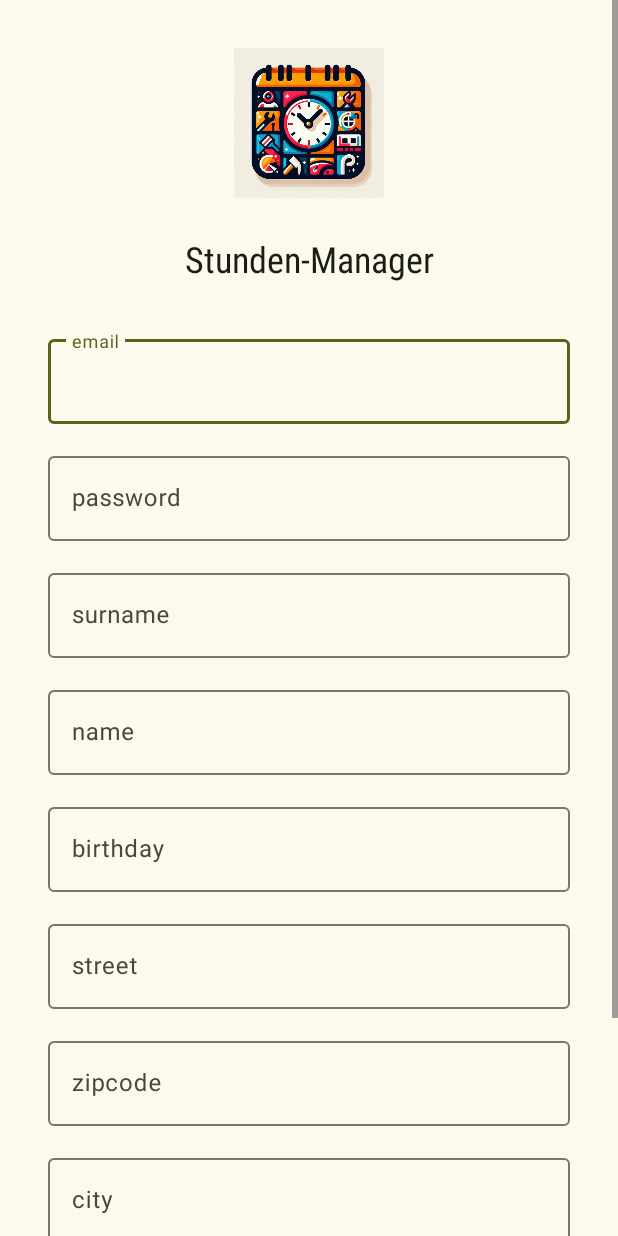
After one commit to speier-v/stundenManager, an Android app: the layout fragment_registration.xml on its own in the app's theme, with its tools: preview values and no code run, on a phone screen of 412 x 824 dp. The commit adds this screen. Run offline under Robolectric (Android 15) with nearby library versions, the phone set to English and light mode, and no system bars.

Commit message:
add registration modify strings

```diff
--- a/app/src/main/java/com/albsig/stundenmanager/ui/login/LoginFragment.java
+++ b/app/src/main/java/com/albsig/stundenmanager/ui/login/LoginFragment.java
@@ -20,6 +20,7 @@ import com.albsig.stundenmanager.ui.dashboard.DashboardFragment;
 import com.albsig.stundenmanager.databinding.FragmentLoginBinding;
 import com.google.android.gms.tasks.OnCompleteListener;
 import com.google.android.gms.tasks.Task;
+import com.google.firebase.Firebase;
 import com.google.firebase.auth.AuthResult;
 import com.google.firebase.auth.FirebaseAuth;
 import com.google.firebase.auth.FirebaseUser;
@@ -87,6 +88,8 @@ public class LoginFragment extends Fragment {
                         }
                     }
                 });
+
+
     }
 
     public interface LoginListener {
--- /dev/null
+++ b/app/src/main/java/com/albsig/stundenmanager/ui/registration/RegistrationFragment.java
@@ -0,0 +1,136 @@
+package com.albsig.stundenmanager.ui.registration;
+
+import android.os.Bundle;
+import android.view.LayoutInflater;
+import android.view.View;
+import android.view.ViewGroup;
+import android.widget.Toast;
+
+import androidx.annotation.NonNull;
+import androidx.annotation.Nullable;
+import androidx.fragment.app.Fragment;
+import androidx.fragment.app.FragmentTransaction;
+import androidx.lifecycle.ViewModelProvider;
+
+import com.example.globalgaming.R;
+import com.example.globalgaming.common.Constants;
+import com.example.globalgaming.common.helper.FormatHelpers;
+import com.example.globalgaming.databinding.FragmentRegistrationBinding;
+import com.example.globalgaming.ui.login.LoginFragment;
+import com.example.globalgaming.ui.login.UserViewModel;
+import com.example.globalgaming.ui.main.MainFragment;
+import com.google.android.material.button.MaterialButton;
+import com.google.android.material.textfield.TextInputEditText;
+import com.google.android.material.transition.platform.MaterialSharedAxis;
+
+import org.json.JSONException;
+import org.json.JSONObject;
+
+public class RegistrationFragment extends Fragment {
+
+
+   @Nullable private FragmentRegistrationBinding binding;
+   private FragmentTransaction fragmentTransaction;
+
+    @Override
+    public void onCreate(@Nullable Bundle savedInstanceState) {
+        super.onCreate(savedInstanceState);
+
+        MaterialSharedAxis forward = new MaterialSharedAxis(MaterialSharedAxis.Z, true);
+        setReenterTransition(forward);
+
+        MaterialSharedAxis backward = new MaterialSharedAxis(MaterialSharedAxis.Z, false);
+        setReenterTransition(backward);
+        initSharedViewModel();
+    }
+
+    private void initSharedViewModel() {
+        userViewModel = new ViewModelProvider(requireActivity()).get(UserViewModel.class);
+    }
+
+
+    @Nullable
+    @Override
+    public View onCreateView(@NonNull LayoutInflater inflater, @Nullable ViewGroup container, @Nullable Bundle savedInstanceState) {
+        binding = FragmentRegistrationBinding.inflate(inflater, container, false );
+        return binding.getRoot();
+    }
+
+    @Override
+    public void onDestroyView() {
+        super.onDestroyView();
+        binding = null;
+    }
+
+    @Override
+    public void onViewCreated(@NonNull View view, @Nullable Bundle savedInstanceState) {
+        super.onViewCreated(view, savedInstanceState);
+        initBtnRegistration();
+        initBtnGoToLogin();
+        setSharedObserver();
+
+    }
+
+    private void initBtnRegistration() {
+        MaterialButton btnRegistration = binding.btnRegistration;
+        btnRegistration.setOnClickListener( view1 -> {
+            userViewModel.registerUser(createUserDataJson());
+        });
+    }
+
+    private JSONObject createUserDataJson() {
+        TextInputEditText etUserName = binding.etUserName;
+        TextInputEditText etEmail = binding.etEmail;
+        TextInputEditText etPassword = binding.etPassword;
+        TextInputEditText etBirthday = binding.etBirthday;
+        TextInputEditText etStreet = binding.etStreet;
+        TextInputEditText etPostalCode = binding.etPostCode;
+        TextInputEditText etCity = binding.etCity;
+
+        JSONObject updatedUser = new JSONObject();
+        try {
+            updatedUser.put(Constants.USER_MODEL_USER_NAME, etUserName.getText().toString());
+            updatedUser.put(Constants.USER_MODEL_PASSWORD, etPassword.getText().toString());
+            updatedUser.put(Constants.USER_MODEL_BIRTHDAY, FormatHelpers.formatViewDateToDataDate(etBirthday.getText().toString()));
+            updatedUser.put(Constants.USER_MODEL_EMAIL, etEmail.getText().toString());
+            updatedUser.put(Constants.USER_MODEL_STREET, etStreet.getText().toString());
+            updatedUser.put(Constants.USER_MODEL_POSTAL_CODE, Integer.parseInt(etPostalCode.getText().toString()));
+            updatedUser.put(Constants.USER_MODEL_CITY, etCity.getText().toString());
+        } catch (JSONException e) {
+            throw new RuntimeException(e);
+        }
+        return updatedUser;
+    }
+
+    private void initBtnGoToLogin() {
+        assert binding != null;
+        MaterialButton btnGoToLogin = binding.btnGoToLogin;
+        btnGoToLogin.setOnClickListener( view1 -> goToLogin() );
+    }
+
+    private void goToLogin() {
+        LoginFragment newLoginFragment = new LoginFragment();
+
+        fragmentTransaction = getParentFragmentManager().beginTransaction()
+                .replace(R.id.fragment_container, newLoginFragment, Constants.TAG_LOGIN);
+        fragmentTransaction.commit();
+    }
+
+    private void setSharedObserver() {
+        userViewModel.getUserModelResult().observe(getViewLifecycleOwner(), userModelResult -> {
+            if(userModelResult.isSuccess()) {
+                Toast.makeText(getContext(), getResources().getString(R.string.registration_successful), Toast.LENGTH_SHORT).show();
+                goToMainFragment();
+            } else {
+                Toast.makeText(getContext(), getResources().getString(R.string.error_wrong_user_input), Toast.LENGTH_SHORT).show();
+            }
+        });
+    }
+
+    private void goToMainFragment() {
+        MainFragment mainFragment = new MainFragment();
+        fragmentTransaction = getParentFragmentManager().beginTransaction()
+                .replace(R.id.fragment_container, mainFragment, Constants.TAG_MAIN);
+        fragmentTransaction.commit();
+    }
+}
--- /dev/null
+++ b/app/src/main/java/com/albsig/stundenmanager/ui/registration/RegistrationViewModel.java
@@ -0,0 +1,11 @@
+package com.albsig.stundenmanager.ui.registration;
+
+import androidx.lifecycle.ViewModel;
+
+public class RegistrationViewModel extends ViewModel {
+
+
+    public RegistrationViewModel() {
+
+    }
+}
--- a/app/src/main/res/layout/fragment_login.xml
+++ b/app/src/main/res/layout/fragment_login.xml
@@ -84,6 +84,20 @@
         android:textAllCaps="true"
         />
 
+    <com.google.android.material.button.MaterialButton
+        style="@style/Widget.Material3.Button.TextButton"
+        android:id="@+id/btn_go_to_registration"
+        android:layout_width="0dp"
+        android:layout_height="56dp"
+        app:layout_constraintStart_toStartOf="parent"
+        app:layout_constraintEnd_toEndOf="parent"
+        app:layout_constraintTop_toBottomOf="@id/btn_login"
+        app:layout_goneMarginTop="24dp"
+        android:layout_marginTop="12dp"
+        android:layout_marginHorizontal="64dp"
+        android:text="@string/or_registration"
+        />
+
     <androidx.constraintlayout.widget.Guideline
         android:id="@+id/gl_horizontal_mid"
         android:layout_width="wrap_content"
--- /dev/null
+++ b/app/src/main/res/layout/fragment_registration.xml
@@ -0,0 +1,246 @@
+<?xml version="1.0" encoding="utf-8"?>
+<ScrollView xmlns:android="http://schemas.android.com/apk/res/android"
+    android:layout_width="match_parent"
+    android:layout_height="match_parent"
+    xmlns:app="http://schemas.android.com/apk/res-auto"
+    xmlns:tools="http://schemas.android.com/tools"
+    tools:context=".ui.registration.RegistrationFragment"
+    >
+
+    <androidx.constraintlayout.widget.ConstraintLayout
+        android:layout_width="match_parent"
+        android:layout_height="wrap_content"
+        tools:context=".ui.registration.RegistrationFragment"
+        >
+
+        <com.google.android.material.imageview.ShapeableImageView
+            android:id="@+id/iv_logo"
+            android:layout_width="100dp"
+            android:layout_height="100dp"
+            app:layout_constraintStart_toStartOf="parent"
+            app:layout_constraintEnd_toEndOf="parent"
+            app:layout_constraintTop_toTopOf="parent"
+            android:layout_marginTop="32dp"
+            android:src="@drawable/app_logo"
+            />
+        <com.google.android.material.textview.MaterialTextView
+            android:id="@+id/tv_app_name"
+            style="@style/MaterialAlertDialog.Material3.Title.Text"
+            android:layout_width="wrap_content"
+            android:layout_height="wrap_content"
+            android:text="@string/app_name"
+            app:layout_constraintTop_toBottomOf="@id/iv_logo"
+            android:layout_marginTop="24dp"
+            app:layout_constraintStart_toStartOf="parent"
+            app:layout_constraintEnd_toEndOf="parent"
+            android:fontFamily="sans-serif-condensed"
+            />
+
+        <com.google.android.material.textfield.TextInputLayout
+            style="@style/Widget.Material3.TextInputLayout.OutlinedBox"
+            android:id="@+id/til_email"
+            android:layout_width="0dp"
+            android:layout_height="wrap_content"
+            app:layout_constraintStart_toStartOf="parent"
+            app:layout_constraintEnd_toEndOf="parent"
+            app:layout_constraintTop_toBottomOf="@id/tv_app_name"
+            android:layout_marginTop="32dp"
+            android:layout_marginHorizontal="32dp"
+            android:hint="@string/email"
+            >
+
+            <com.google.android.material.textfield.TextInputEditText
+                android:id="@+id/et_email"
+                android:layout_width="match_parent"
+                android:layout_height="wrap_content"
+                />
+
+        </com.google.android.material.textfield.TextInputLayout>
+
+        <com.google.android.material.textfield.TextInputLayout
+            style="@style/Widget.Material3.TextInputLayout.OutlinedBox"
+            android:id="@+id/til_password"
+            android:layout_width="0dp"
+            android:layout_height="wrap_content"
+            app:layout_constraintStart_toStartOf="parent"
+            app:layout_constraintEnd_toEndOf="parent"
+            app:layout_constraintTop_toBottomOf="@id/til_email"
+            android:layout_marginTop="16dp"
+            android:layout_marginHorizontal="32dp"
+            android:hint="@string/password"
+            >
+
+            <com.google.android.material.textfield.TextInputEditText
+                android:id="@+id/et_password"
+                android:layout_width="match_parent"
+                android:layout_height="wrap_content"
+                />
+
+        </com.google.android.material.textfield.TextInputLayout>
+
+        <com.google.android.material.textfield.TextInputLayout
+            style="@style/Widget.Material3.TextInputLayout.OutlinedBox"
+            android:id="@+id/til_surname"
+            android:layout_width="0dp"
+            android:layout_height="wrap_content"
+            app:layout_constraintStart_toStartOf="parent"
+            app:layout_constraintEnd_toEndOf="parent"
+            app:layout_constraintTop_toBottomOf="@id/til_password"
+            android:layout_marginTop="16dp"
+            android:layout_marginHorizontal="32dp"
+            android:hint="@string/surname"
+            >
+
+            <com.google.android.material.textfield.TextInputEditText
+                android:id="@+id/et_surname"
+                android:layout_width="match_parent"
+                android:layout_height="wrap_content"
+                />
+
+        </com.google.android.material.textfield.TextInputLayout>
+
+        <com.google.android.material.textfield.TextInputLayout
+            style="@style/Widget.Material3.TextInputLayout.OutlinedBox"
+            android:id="@+id/til_name"
+            android:layout_width="0dp"
+            android:layout_height="wrap_content"
+            app:layout_constraintStart_toStartOf="parent"
+            app:layout_constraintEnd_toEndOf="parent"
+            app:layout_constraintTop_toBottomOf="@id/til_surname"
+            android:layout_marginTop="16dp"
+            android:layout_marginHorizontal="32dp"
+            android:hint="@string/name"
+            >
+
+            <com.google.android.material.textfield.TextInputEditText
+                android:id="@+id/et_name"
+                android:layout_width="match_parent"
+                android:layout_height="wrap_content"
+                />
+
+        </com.google.android.material.textfield.TextInputLayout>
+
+        <com.google.android.material.textfield.TextInputLayout
+            style="@style/Widget.Material3.TextInputLayout.OutlinedBox"
+            android:id="@+id/til_birthday"
+            android:layout_width="0dp"
+            android:layout_height="wrap_content"
+            app:layout_constraintStart_toStartOf="parent"
+            app:layout_constraintEnd_toEndOf="parent"
+            app:layout_constraintTop_toBottomOf="@id/til_name"
+            android:layout_marginTop="16dp"
+            android:layout_marginHorizontal="32dp"
+            android:hint="@string/birthday"
+            >
+
+            <com.google.android.material.textfield.TextInputEditText
+                android:id="@+id/et_birthday"
+                android:layout_width="match_parent"
+                android:layout_height="wrap_content"
+                />
+
+        </com.google.android.material.textfield.TextInputLayout>
+
+        <com.google.android.material.textfield.TextInputLayout
+            style="@style/Widget.Material3.TextInputLayout.OutlinedBox"
+            android:id="@+id/til_street"
+            android:layout_width="0dp"
+            android:layout_height="wrap_content"
+            app:layout_constraintStart_toStartOf="parent"
+            app:layout_constraintEnd_toEndOf="parent"
+            app:layout_constraintTop_toBottomOf="@id/til_birthday"
+            android:layout_marginTop="16dp"
+            android:layout_marginHorizontal="32dp"
+            android:hint="@string/street"
+            >
+
+            <com.google.android.material.textfield.TextInputEditText
+                android:id="@+id/et_street"
+                android:layout_width="match_parent"
+                android:layout_height="wrap_content"
+                />
+
+        </com.google.android.material.textfield.TextInputLayout>
+
+        <com.google.android.material.textfield.TextInputLayout
+            style="@style/Widget.Material3.TextInputLayout.OutlinedBox"
+            android:id="@+id/til_postal_code"
+            android:layout_width="0dp"
+            android:layout_height="wrap_content"
+            app:layout_constraintStart_toStartOf="parent"
+            app:layout_constraintEnd_toEndOf="parent"
+            app:layout_constraintTop_toBottomOf="@id/til_street"
+            android:layout_marginTop="16dp"
+            android:layout_marginHorizontal="32dp"
+            android:hint="@string/zip_code"
+            >
+
+            <com.google.android.material.textfield.TextInputEditText
+                android:id="@+id/et_post_code"
+                android:layout_width="match_parent"
+                android:layout_height="wrap_content"
+                />
+
+        </com.google.android.material.textfield.TextInputLayout>
+
+        <com.google.android.material.textfield.TextInputLayout
+            style="@style/Widget.Material3.TextInputLayout.OutlinedBox"
+            android:id="@+id/til_city"
+            android:layout_width="0dp"
+            android:layout_height="wrap_content"
+            app:layout_constraintStart_toStartOf="parent"
+            app:layout_constraintEnd_toEndOf="parent"
+            app:layout_constraintTop_toBottomOf="@id/til_postal_code"
+            android:layout_marginTop="16dp"
+            android:layout_marginHorizontal="32dp"
+            android:hint="@string/city"
+            >
+
+            <com.google.android.material.textfield.TextInputEditText
+                android:id="@+id/et_city"
+                android:layout_width="match_parent"
+                android:layout_height="wrap_content"
+                />
+
+        </com.google.android.material.textfield.TextInputLayout>
+
+        <com.google.android.material.button.MaterialButton
+            android:id="@+id/btn_registration"
+            android:layout_width="0dp"
+            android:layout_height="56dp"
+            app:layout_constraintStart_toStartOf="parent"
+            app:layout_constraintEnd_toEndOf="parent"
+            app:layout_constraintTop_toBottomOf="@id/til_city"
+            android:layout_marginTop="24dp"
+            android:layout_marginHorizontal="64dp"
+            android:text="@string/registration"
+            />
+
+        <com.google.android.material.button.MaterialButton
+            style="@style/Widget.Material3.Button.TextButton"
+            android:id="@+id/btn_go_to_login"
+            android:layout_width="0dp"
+            android:layout_height="56dp"
+            app:layout_constraintStart_toStartOf="parent"
+            app:layout_constraintEnd_toEndOf="parent"
+            app:layout_constraintTop_toBottomOf="@id/btn_registration"
+            app:layout_constraintBottom_toBottomOf="parent"
+            app:layout_goneMarginTop="24dp"
+            android:layout_marginTop="12dp"
+            android:layout_marginHorizontal="64dp"
+            android:layout_marginBottom="24dp"
+            android:text="@string/or_login"
+            />
+
+        <androidx.constraintlayout.widget.Guideline
+            android:id="@+id/gl_horizontal_mid"
+            android:layout_width="wrap_content"
+            android:layout_height="wrap_content"
+            android:orientation="horizontal"
+            app:layout_constraintGuide_percent="0.5"
+            />
+
+
+    </androidx.constraintlayout.widget.ConstraintLayout>
+
+</ScrollView>
--- a/app/src/main/res/values/strings.xml
+++ b/app/src/main/res/values/strings.xml
@@ -3,4 +3,13 @@
     <string name="password">password</string>
     <string name="email">email</string>
     <string name="login">login</string>
+    <string name="birthday">birthday\n</string>
+    <string name="street">street</string>
+    <string name="zip_code">zipcode</string>
+    <string name="city">city</string>
+    <string name="registration">registration</string>
+    <string name="or_login">or login</string>
+    <string name="surname">surname</string>
+    <string name="name">name</string>
+    <string name="or_registration">or registration</string>
 </resources>
```
